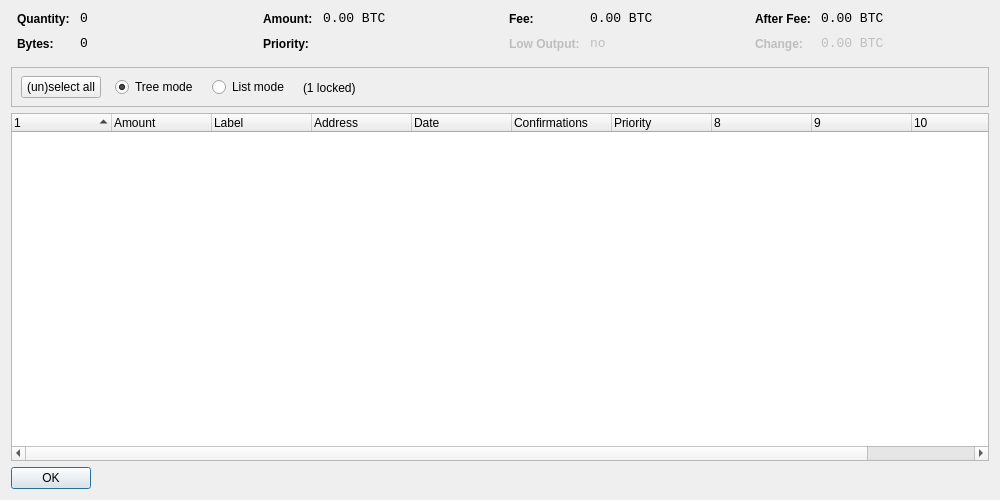
The window that src/qt/forms/coincontroldialog.ui (AndreaDejanGrande/vDinar) describes before a commit, drawn with Qt 5.
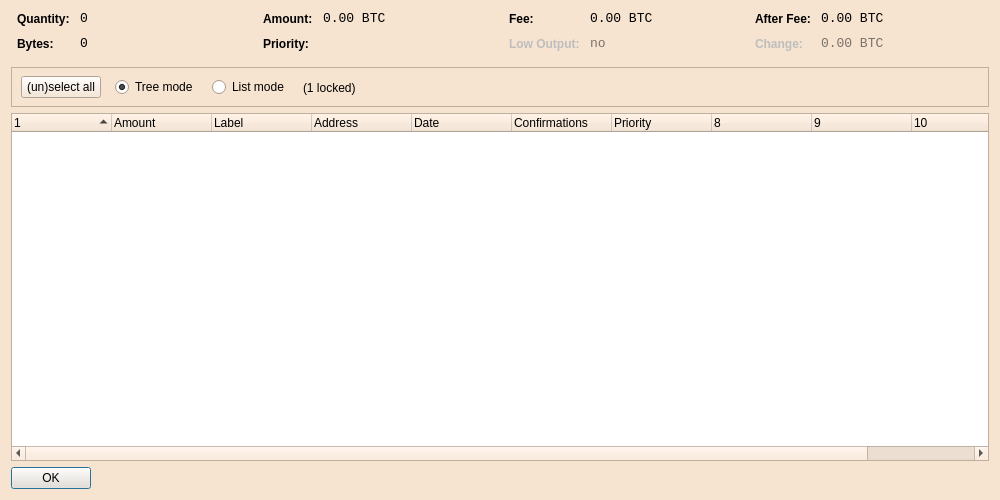
The same window after the commit. Custom widgets are drawn as their Qt base class.

What changed in the file:
```diff
--- a/src/qt/forms/coincontroldialog.ui
+++ b/src/qt/forms/coincontroldialog.ui
@@ -10,6 +10,421 @@
     <height>500</height>
    </rect>
   </property>
+  <property name="palette">
+   <palette>
+    <active>
+     <colorrole role="WindowText">
+      <brush brushstyle="SolidPattern">
+       <color alpha="255">
+        <red>0</red>
+        <green>0</green>
+        <blue>0</blue>
+       </color>
+      </brush>
+     </colorrole>
+     <colorrole role="Button">
+      <brush brushstyle="SolidPattern">
+       <color alpha="255">
+        <red>246</red>
+        <green>227</green>
+        <blue>208</blue>
+       </color>
+      </brush>
+     </colorrole>
+     <colorrole role="Light">
+      <brush brushstyle="SolidPattern">
+       <color alpha="255">
+        <red>255</red>
+        <green>255</green>
+        <blue>255</blue>
+       </color>
+      </brush>
+     </colorrole>
+     <colorrole role="Midlight">
+      <brush brushstyle="SolidPattern">
+       <color alpha="255">
+        <red>250</red>
+        <green>241</green>
+        <blue>231</blue>
+       </color>
+      </brush>
+     </colorrole>
+     <colorrole role="Dark">
+      <brush brushstyle="SolidPattern">
+       <color alpha="255">
+        <red>123</red>
+        <green>113</green>
+        <blue>104</blue>
+       </color>
+      </brush>
+     </colorrole>
+     <colorrole role="Mid">
+      <brush brushstyle="SolidPattern">
+       <color alpha="255">
+        <red>164</red>
+        <green>151</green>
+        <blue>139</blue>
+       </color>
+      </brush>
+     </colorrole>
+     <colorrole role="Text">
+      <brush brushstyle="SolidPattern">
+       <color alpha="255">
+        <red>0</red>
+        <green>0</green>
+        <blue>0</blue>
+       </color>
+      </brush>
+     </colorrole>
+     <colorrole role="BrightText">
+      <brush brushstyle="SolidPattern">
+       <color alpha="255">
+        <red>255</red>
+        <green>255</green>
+        <blue>255</blue>
+       </color>
+      </brush>
+     </colorrole>
+     <colorrole role="ButtonText">
+      <brush brushstyle="SolidPattern">
+       <color alpha="255">
+        <red>0</red>
+        <green>0</green>
+        <blue>0</blue>
+       </color>
+      </brush>
+     </colorrole>
+     <colorrole role="Base">
+      <brush brushstyle="SolidPattern">
+       <color alpha="255">
+        <red>255</red>
+        <green>255</green>
+        <blue>255</blue>
+       </color>
+      </brush>
+     </colorrole>
+     <colorrole role="Window">
+      <brush brushstyle="SolidPattern">
+       <color alpha="255">
+        <red>246</red>
+        <green>227</green>
+        <blue>208</blue>
+       </color>
+      </brush>
+     </colorrole>
+     <colorrole role="Shadow">
+      <brush brushstyle="SolidPattern">
+       <color alpha="255">
+        <red>0</red>
+        <green>0</green>
+        <blue>0</blue>
+       </color>
+      </brush>
+     </colorrole>
+     <colorrole role="AlternateBase">
+      <brush brushstyle="SolidPattern">
+       <color alpha="255">
+        <red>250</red>
+        <green>241</green>
+        <blue>231</blue>
+       </color>
+      </brush>
+     </colorrole>
+     <colorrole role="ToolTipBase">
+      <brush brushstyle="SolidPattern">
+       <color alpha="255">
+        <red>255</red>
+        <green>255</green>
+        <blue>220</blue>
+       </color>
+      </brush>
+     </colorrole>
+     <colorrole role="ToolTipText">
+      <brush brushstyle="SolidPattern">
+       <color alpha="255">
+        <red>0</red>
+        <green>0</green>
+        <blue>0</blue>
+       </color>
+      </brush>
+     </colorrole>
+    </active>
+    <inactive>
+     <colorrole role="WindowText">
+      <brush brushstyle="SolidPattern">
+       <color alpha="255">
+        <red>0</red>
+        <green>0</green>
+        <blue>0</blue>
+       </color>
+      </brush>
+     </colorrole>
+     <colorrole role="Button">
+      <brush brushstyle="SolidPattern">
+       <color alpha="255">
+        <red>246</red>
+        <green>227</green>
+        <blue>208</blue>
+       </color>
+      </brush>
+     </colorrole>
+     <colorrole role="Light">
+      <brush brushstyle="SolidPattern">
+       <color alpha="255">
+        <red>255</red>
+        <green>255</green>
+        <blue>255</blue>
+       </color>
+      </brush>
+     </colorrole>
+     <colorrole role="Midlight">
+      <brush brushstyle="SolidPattern">
+       <color alpha="255">
+        <red>250</red>
+        <green>241</green>
+        <blue>231</blue>
+       </color>
+      </brush>
+     </colorrole>
+     <colorrole role="Dark">
+      <brush brushstyle="SolidPattern">
+       <color alpha="255">
+        <red>123</red>
+        <green>113</green>
+        <blue>104</blue>
+       </color>
+      </brush>
+     </colorrole>
+     <colorrole role="Mid">
+      <brush brushstyle="SolidPattern">
+       <color alpha="255">
+        <red>164</red>
+        <green>151</green>
+        <blue>139</blue>
+       </color>
+      </brush>
+     </colorrole>
+     <colorrole role="Text">
+      <brush brushstyle="SolidPattern">
+       <color alpha="255">
+        <red>0</red>
+        <green>0</green>
+        <blue>0</blue>
+       </color>
+      </brush>
+     </colorrole>
+     <colorrole role="BrightText">
+      <brush brushstyle="SolidPattern">
+       <color alpha="255">
+        <red>255</red>
+        <green>255</green>
+        <blue>255</blue>
+       </color>
+      </brush>
+     </colorrole>
+     <colorrole role="ButtonText">
+      <brush brushstyle="SolidPattern">
+       <color alpha="255">
+        <red>0</red>
+        <green>0</green>
+        <blue>0</blue>
+       </color>
+      </brush>
+     </colorrole>
+     <colorrole role="Base">
+      <brush brushstyle="SolidPattern">
+       <color alpha="255">
+        <red>255</red>
+        <green>255</green>
+        <blue>255</blue>
+       </color>
+      </brush>
+     </colorrole>
+     <colorrole role="Window">
+      <brush brushstyle="SolidPattern">
+       <color alpha="255">
+        <red>246</red>
+        <green>227</green>
+        <blue>208</blue>
+       </color>
+      </brush>
+     </colorrole>
+     <colorrole role="Shadow">
+      <brush brushstyle="SolidPattern">
+       <color alpha="255">
+        <red>0</red>
+        <green>0</green>
+        <blue>0</blue>
+       </color>
+      </brush>
+     </colorrole>
+     <colorrole role="AlternateBase">
+      <brush brushstyle="SolidPattern">
+       <color alpha="255">
+        <red>250</red>
+        <green>241</green>
+        <blue>231</blue>
+       </color>
+      </brush>
+     </colorrole>
+     <colorrole role="ToolTipBase">
+      <brush brushstyle="SolidPattern">
+       <color alpha="255">
+        <red>255</red>
+        <green>255</green>
+        <blue>220</blue>
+       </color>
+      </brush>
+     </colorrole>
+     <colorrole role="ToolTipText">
+      <brush brushstyle="SolidPattern">
+       <color alpha="255">
+        <red>0</red>
+        <green>0</green>
+        <blue>0</blue>
+       </color>
+      </brush>
+     </colorrole>
+    </inactive>
+    <disabled>
+     <colorrole role="WindowText">
+      <brush brushstyle="SolidPattern">
+       <color alpha="255">
+        <red>123</red>
+        <green>113</green>
+        <blue>104</blue>
+       </color>
+      </brush>
+     </colorrole>
+     <colorrole role="Button">
+      <brush brushstyle="SolidPattern">
+       <color alpha="255">
+        <red>246</red>
+        <green>227</green>
+        <blue>208</blue>
+       </color>
+      </brush>
+     </colorrole>
+     <colorrole role="Light">
+      <brush brushstyle="SolidPattern">
+       <color alpha="255">
+        <red>255</red>
+        <green>255</green>
+        <blue>255</blue>
+       </color>
+      </brush>
+     </colorrole>
+     <colorrole role="Midlight">
+      <brush brushstyle="SolidPattern">
+       <color alpha="255">
+        <red>250</red>
+        <green>241</green>
+        <blue>231</blue>
+       </color>
+      </brush>
+     </colorrole>
+     <colorrole role="Dark">
+      <brush brushstyle="SolidPattern">
+       <color alpha="255">
+        <red>123</red>
+        <green>113</green>
+        <blue>104</blue>
+       </color>
+      </brush>
+     </colorrole>
+     <colorrole role="Mid">
+      <brush brushstyle="SolidPattern">
+       <color alpha="255">
+        <red>164</red>
+        <green>151</green>
+        <blue>139</blue>
+       </color>
+      </brush>
+     </colorrole>
+     <colorrole role="Text">
+      <brush brushstyle="SolidPattern">
+       <color alpha="255">
+        <red>123</red>
+        <green>113</green>
+        <blue>104</blue>
+       </color>
+      </brush>
+     </colorrole>
+     <colorrole role="BrightText">
+      <brush brushstyle="SolidPattern">
+       <color alpha="255">
+        <red>255</red>
+        <green>255</green>
+        <blue>255</blue>
+       </color>
+      </brush>
+     </colorrole>
+     <colorrole role="ButtonText">
+      <brush brushstyle="SolidPattern">
+       <color alpha="255">
+        <red>123</red>
+        <green>113</green>
+        <blue>104</blue>
+       </color>
+      </brush>
+     </colorrole>
+     <colorrole role="Base">
+      <brush brushstyle="SolidPattern">
+       <color alpha="255">
+        <red>246</red>
+        <green>227</green>
+        <blue>208</blue>
+       </color>
+      </brush>
+     </colorrole>
+     <colorrole role="Window">
+      <brush brushstyle="SolidPattern">
+       <color alpha="255">
+        <red>246</red>
+        <green>227</green>
+        <blue>208</blue>
+       </color>
+      </brush>
+     </colorrole>
+     <colorrole role="Shadow">
+      <brush brushstyle="SolidPattern">
+       <color alpha="255">
+        <red>0</red>
+        <green>0</green>
+        <blue>0</blue>
+       </color>
+      </brush>
+     </colorrole>
+     <colorrole role="AlternateBase">
+      <brush brushstyle="SolidPattern">
+       <color alpha="255">
+        <red>246</red>
+        <green>227</green>
+        <blue>208</blue>
+       </color>
+      </brush>
+     </colorrole>
+     <colorrole role="ToolTipBase">
+      <brush brushstyle="SolidPattern">
+       <color alpha="255">
+        <red>255</red>
+        <green>255</green>
+        <blue>220</blue>
+       </color>
+      </brush>
+     </colorrole>
+     <colorrole role="ToolTipText">
+      <brush brushstyle="SolidPattern">
+       <color alpha="255">
+        <red>0</red>
+        <green>0</green>
+        <blue>0</blue>
+       </color>
+      </brush>
+     </colorrole>
+    </disabled>
+   </palette>
+  </property>
   <property name="windowTitle">
    <string>Coin Control</string>
   </property>
```
